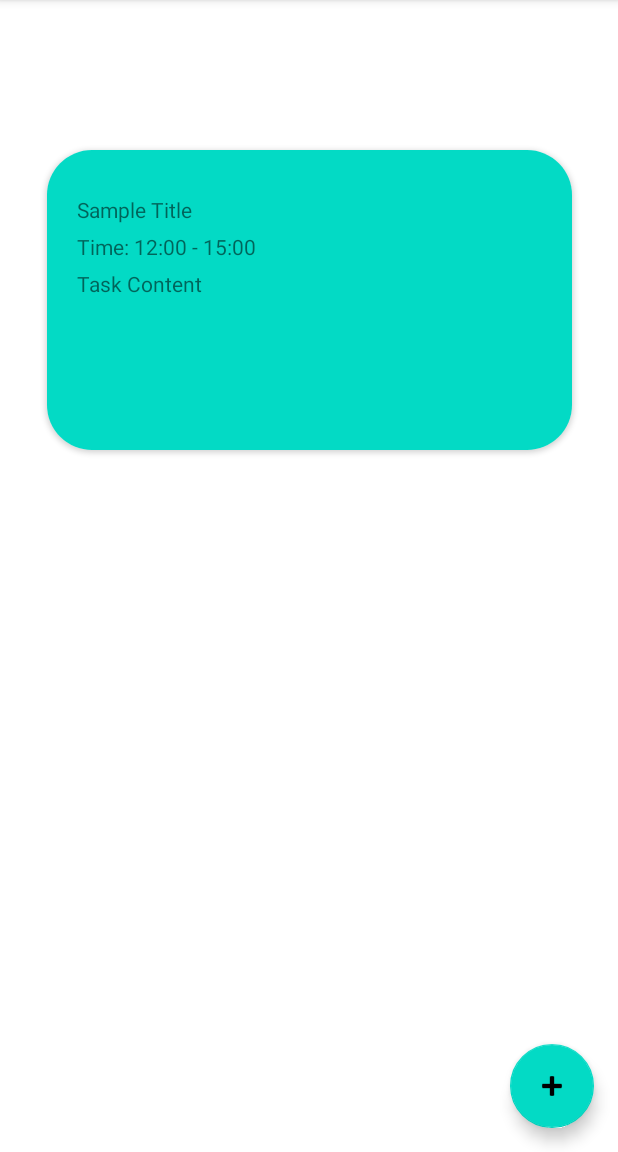
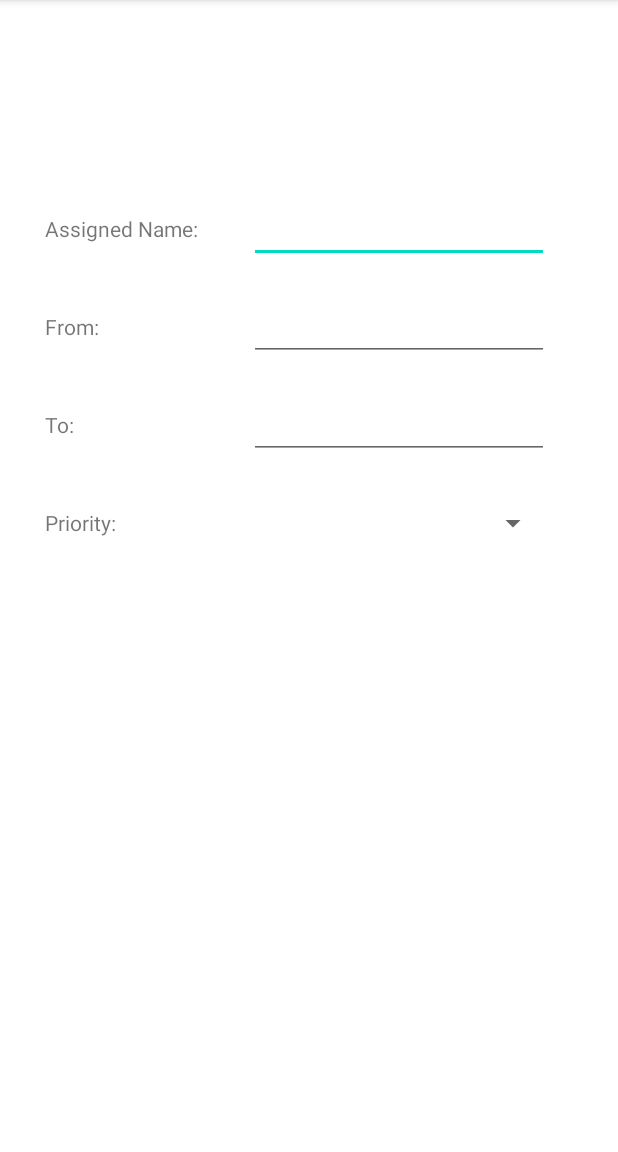
Before and after one commit to dunbs/Guren, an Android app: the screen it shows after launch (TaskListActivity before the commit, AddTask after it), after a tap on "Add task", on a phone screen of 412 x 824 dp, the part 84-1236 px from its top. Run offline under Robolectric (Android 15) with nearby library versions, the phone set to English and light mode, and no system bars.

Commit message:
add add task

```diff
--- a/Guren/app/src/main/AndroidManifest.xml
+++ b/Guren/app/src/main/AndroidManifest.xml
@@ -9,7 +9,8 @@
         android:roundIcon="@mipmap/ic_launcher_round"
         android:supportsRtl="true"
         android:theme="@style/Theme.Guren">
-        <activity android:name="UI.Task.TaskListActivity"></activity>
+        <activity android:name="UI.Task.AddTask"></activity>
+        <activity android:name="UI.Task.TaskListActivity" />
         <activity android:name="UI.Main.MainActivity" />
         <activity android:name="UI.Task.CalendarActivity">
             <intent-filter>
--- /dev/null
+++ b/Guren/app/src/main/java/UI/Task/AddTask.java
@@ -0,0 +1,16 @@
+package UI.Task;
+
+import androidx.appcompat.app.AppCompatActivity;
+
+import android.os.Bundle;
+
+import com.akarui.guren.R;
+
+public class AddTask extends AppCompatActivity {
+
+    @Override
+    protected void onCreate(Bundle savedInstanceState) {
+        super.onCreate(savedInstanceState);
+        setContentView(R.layout.activity_add_task);
+    }
+}
--- a/Guren/app/src/main/java/UI/Task/CalendarActivity.java
+++ b/Guren/app/src/main/java/UI/Task/CalendarActivity.java
@@ -29,7 +29,7 @@ public class CalendarActivity extends AppCompatActivity {
         addTaskBtn.setOnClickListener(new View.OnClickListener() {
             @Override
             public void onClick(View view) {
-                startActivity(new Intent(CalendarActivity.this, TaskListActivity.class));
+                startActivity(new Intent(CalendarActivity.this, AddTask.class));
             }
         });
     }
--- /dev/null
+++ b/Guren/app/src/main/res/layout/activity_add_task.xml
@@ -0,0 +1,156 @@
+<?xml version="1.0" encoding="utf-8"?>
+<androidx.constraintlayout.widget.ConstraintLayout
+    xmlns:android="http://schemas.android.com/apk/res/android"
+    xmlns:app="http://schemas.android.com/apk/res-auto"
+    xmlns:tools="http://schemas.android.com/tools"
+    android:layout_width="match_parent"
+    android:layout_height="match_parent"
+    tools:context="UI.Task.AddTask"
+
+    android:paddingTop="100dp"
+>
+    <androidx.constraintlayout.widget.ConstraintLayout
+        android:id="@+id/task_adding_form"
+
+        android:layout_width="match_parent"
+        android:layout_height="wrap_content"
+        android:padding="20dp"
+
+        app:layout_constraintTop_toTopOf="parent"
+        app:layout_constraintStart_toStartOf="parent"
+
+    >
+        <androidx.constraintlayout.widget.ConstraintLayout
+            android:id="@+id/assigned_name"
+            android:layout_width="match_parent"
+            android:layout_height="wrap_content"
+            android:padding="10dp"
+
+            app:layout_constraintStart_toStartOf="parent"
+            app:layout_constraintTop_toTopOf="parent"
+        >
+            <TextView
+                android:id="@+id/assigned_name_label"
+                android:layout_width="120dp"
+                android:layout_height="45dp"
+                android:gravity="fill_vertical"
+                android:text="Assigned Name: "
+
+                app:layout_constraintStart_toStartOf="parent"
+                app:layout_constraintTop_toTopOf="parent"
+            />
+
+            <EditText
+                android:id="@+id/assigned_name_value"
+                android:layout_width="200dp"
+                android:layout_height="45dp"
+                android:singleLine="true"
+
+                app:layout_constraintTop_toTopOf="parent"
+                app:layout_constraintStart_toEndOf="@id/assigned_name_label"
+                app:layout_constraintEnd_toEndOf="parent"
+            />
+
+        </androidx.constraintlayout.widget.ConstraintLayout>
+
+        <androidx.constraintlayout.widget.ConstraintLayout
+            android:id="@+id/task_from"
+            android:layout_height="wrap_content"
+            android:layout_width="match_parent"
+            android:padding="10dp"
+
+            app:layout_constraintStart_toStartOf="parent"
+            app:layout_constraintTop_toBottomOf="@id/assigned_name"
+        >
+            <TextView
+                android:id="@+id/task_from_label"
+                android:layout_width="120dp"
+                android:layout_height="45dp"
+                android:gravity="fill_vertical"
+                android:text="From: "
+
+                app:layout_constraintStart_toStartOf="parent"
+                app:layout_constraintTop_toTopOf="parent"
+            />
+
+
+            <EditText
+                android:id="@+id/task_from_value"
+                android:layout_width="200dp"
+                android:layout_height="45dp"
+
+                app:layout_constraintTop_toTopOf="parent"
+                app:layout_constraintStart_toEndOf="@+id/task_from_label"
+                app:layout_constraintEnd_toEndOf="parent"
+            />
+        </androidx.constraintlayout.widget.ConstraintLayout>
+
+        <androidx.constraintlayout.widget.ConstraintLayout
+            android:id="@+id/task_to"
+            android:layout_height="wrap_content"
+            android:layout_width="match_parent"
+            android:padding="10dp"
+
+            app:layout_constraintStart_toStartOf="parent"
+            app:layout_constraintTop_toBottomOf="@id/task_from"
+            >
+            <TextView
+                android:id="@+id/task_to_label"
+                android:layout_width="120dp"
+                android:layout_height="45dp"
+                android:gravity="fill_vertical"
+                android:text="To: "
+
+                app:layout_constraintStart_toStartOf="parent"
+                app:layout_constraintTop_toTopOf="parent"
+                />
+
+
+            <EditText
+                android:id="@+id/task_to_value"
+                android:layout_width="200dp"
+                android:layout_height="45dp"
+
+                app:layout_constraintTop_toTopOf="parent"
+                app:layout_constraintStart_toEndOf="@+id/task_to_label"
+                app:layout_constraintEnd_toEndOf="parent"
+                />
+        </androidx.constraintlayout.widget.ConstraintLayout>
+
+        <androidx.constraintlayout.widget.ConstraintLayout
+            android:id="@+id/task_priority"
+            android:layout_height="wrap_content"
+            android:layout_width="match_parent"
+            android:padding="10dp"
+
+            app:layout_constraintStart_toStartOf="parent"
+            app:layout_constraintTop_toBottomOf="@id/task_to"
+            >
+            <TextView
+                android:id="@+id/task_priority_label"
+                android:layout_width="120dp"
+                android:layout_height="45dp"
+                android:gravity="fill_vertical"
+                android:text="Priority: "
+
+                app:layout_constraintStart_toStartOf="parent"
+                app:layout_constraintTop_toTopOf="parent"
+            />
+
+            <Spinner
+                android:id="@+id/task_priority_value"
+                android:layout_width="200dp"
+                android:layout_height="45dp"
+
+                app:layout_constraintTop_toTopOf="parent"
+                app:layout_constraintStart_toEndOf="@+id/task_priority_label"
+                app:layout_constraintEnd_toEndOf="parent"
+            />
+
+
+
+        </androidx.constraintlayout.widget.ConstraintLayout>
+
+    </androidx.constraintlayout.widget.ConstraintLayout>
+
+</androidx.constraintlayout.widget.ConstraintLayout>
--- a/Guren/app/src/main/res/layout/activity_task_list.xml
+++ b/Guren/app/src/main/res/layout/activity_task_list.xml
@@ -56,7 +56,6 @@
 
                 app:layout_constraintStart_toStartOf="parent"
                 app:layout_constraintTop_toBottomOf="@id/task_time"
-
             />
 
         </androidx.constraintlayout.widget.ConstraintLayout>
```
